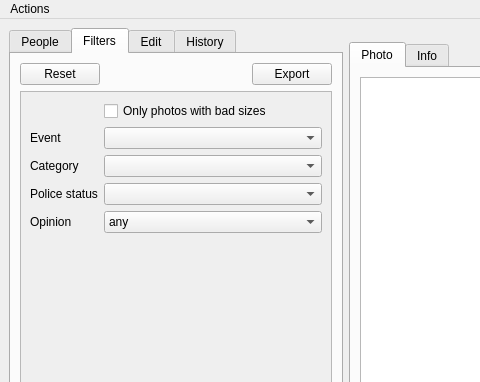
Old version of the form ui/editor.ui in the repository asuffield/ef-editor; both pictures show x 0 to 480 and y 0 to 382 of the 800 by 600 pixel window.
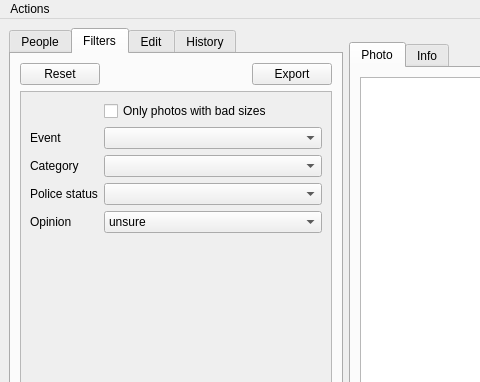
New version of the form. The open tabs and pages were chosen to show the change.

```diff
--- a/ui/editor.ui
+++ b/ui/editor.ui
@@ -229,6 +229,9 @@
               </item>
               <item row="5" column="1">
                <widget class="QComboBox" name="filter_opinion">
+                <property name="currentIndex">
+                 <number>3</number>
+                </property>
                 <item>
                  <property name="text">
                   <string>any</string>
```
